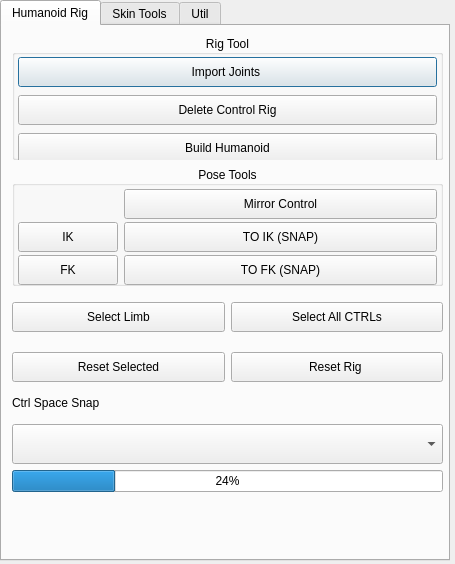
Old version of the form python/ui/tools_window.ui in the repository neilberard/AutoRig.
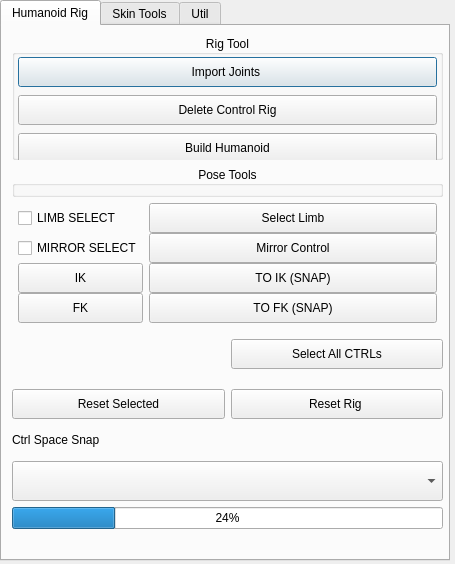
New version of the form. Icons and pictures are not drawn.

Commit message: Added Mirror select Checkbox and Limb select Checkbox

The edit to the form file:
```diff
--- a/python/ui/tools_window.ui
+++ b/python/ui/tools_window.ui
@@ -53,10 +53,10 @@
        <x>0</x>
        <y>3</y>
        <width>451</width>
-       <height>535</height>
+       <height>590</height>
       </rect>
      </property>
-     <layout class="QVBoxLayout" name="verticalLayout_2" stretch="0,0,0,0,0,0,0">
+     <layout class="QVBoxLayout" name="verticalLayout_2" stretch="0,0,0,0,0,0,0,0">
       <property name="sizeConstraint">
        <enum>QLayout::SetNoConstraint</enum>
       </property>
@@ -174,7 +174,7 @@
         <property name="minimumSize">
          <size>
           <width>0</width>
-          <height>120</height>
+          <height>0</height>
          </size>
         </property>
         <property name="title">
@@ -186,15 +186,9 @@
         <property name="flat">
          <bool>true</bool>
         </property>
-        <widget class="QWidget" name="gridLayoutWidget_5">
-         <property name="geometry">
-          <rect>
-           <x>0</x>
-           <y>20</y>
-           <width>431</width>
-           <height>102</height>
-          </rect>
-         </property>
+       </widget>
+      </item>
+      <item>
          <layout class="QGridLayout" name="gridLayout_4">
           <property name="sizeConstraint">
            <enum>QLayout::SetNoConstraint</enum>
@@ -214,45 +208,14 @@
           <property name="verticalSpacing">
            <number>0</number>
           </property>
-          <item row="2" column="1">
-           <widget class="QPushButton" name="btn_to_fk">
-            <property name="sizePolicy">
-             <sizepolicy hsizetype="Expanding" vsizetype="Fixed">
-              <horstretch>0</horstretch>
-              <verstretch>0</verstretch>
-             </sizepolicy>
-            </property>
-            <property name="minimumSize">
-             <size>
-              <width>200</width>
-              <height>30</height>
-             </size>
-            </property>
-            <property name="text">
-             <string>TO FK (SNAP)</string>
-            </property>
-           </widget>
-          </item>
-          <item row="1" column="1">
-           <widget class="QPushButton" name="btn_to_ik">
-            <property name="sizePolicy">
-             <sizepolicy hsizetype="Expanding" vsizetype="Fixed">
-              <horstretch>0</horstretch>
-              <verstretch>0</verstretch>
-             </sizepolicy>
-            </property>
-            <property name="minimumSize">
-             <size>
-              <width>200</width>
-              <height>30</height>
-             </size>
-            </property>
-            <property name="text">
-             <string>TO IK (SNAP)</string>
-            </property>
-           </widget>
-          </item>
           <item row="1" column="0">
+         <widget class="QCheckBox" name="chk_mirror_select">
+          <property name="text">
+           <string>MIRROR SELECT</string>
+          </property>
+         </widget>
+        </item>
+        <item row="2" column="0">
            <widget class="QPushButton" name="btn_ik">
             <property name="sizePolicy">
              <sizepolicy hsizetype="Preferred" vsizetype="Fixed">
@@ -271,7 +234,7 @@
             </property>
            </widget>
           </item>
-          <item row="2" column="0">
+        <item row="3" column="0">
            <widget class="QPushButton" name="btn_fk">
             <property name="sizePolicy">
              <sizepolicy hsizetype="Preferred" vsizetype="Fixed">
@@ -290,7 +253,65 @@
             </property>
            </widget>
           </item>
+        <item row="3" column="1">
+         <widget class="QPushButton" name="btn_to_fk">
+          <property name="sizePolicy">
+           <sizepolicy hsizetype="Expanding" vsizetype="Fixed">
+            <horstretch>0</horstretch>
+            <verstretch>0</verstretch>
+           </sizepolicy>
+          </property>
+          <property name="minimumSize">
+           <size>
+            <width>200</width>
+            <height>30</height>
+           </size>
+          </property>
+          <property name="text">
+           <string>TO FK (SNAP)</string>
+          </property>
+         </widget>
+        </item>
+        <item row="2" column="1">
+         <widget class="QPushButton" name="btn_to_ik">
+          <property name="sizePolicy">
+           <sizepolicy hsizetype="Expanding" vsizetype="Fixed">
+            <horstretch>0</horstretch>
+            <verstretch>0</verstretch>
+           </sizepolicy>
+          </property>
+          <property name="minimumSize">
+           <size>
+            <width>200</width>
+            <height>30</height>
+           </size>
+          </property>
+          <property name="text">
+           <string>TO IK (SNAP)</string>
+          </property>
+         </widget>
+        </item>
+        <item row="0" column="0">
+         <widget class="QCheckBox" name="chk_limb_select">
+          <property name="text">
+           <string>LIMB SELECT</string>
+          </property>
+         </widget>
+        </item>
           <item row="0" column="1">
+         <widget class="QPushButton" name="btn_select_limb">
+          <property name="minimumSize">
+           <size>
+            <width>0</width>
+            <height>30</height>
+           </size>
+          </property>
+          <property name="text">
+           <string>Select Limb</string>
+          </property>
+         </widget>
+        </item>
+        <item row="1" column="1">
            <widget class="QPushButton" name="btn_mirror_ctrls">
             <property name="minimumSize">
              <size>
@@ -304,8 +325,6 @@
            </widget>
           </item>
          </layout>
-        </widget>
-       </widget>
       </item>
       <item>
        <layout class="QGridLayout" name="gridLayout_6">
@@ -344,19 +363,6 @@
           </property>
          </widget>
         </item>
-        <item row="0" column="1">
-         <widget class="QPushButton" name="btn_select_limb">
-          <property name="minimumSize">
-           <size>
-            <width>0</width>
-            <height>30</height>
-           </size>
-          </property>
-          <property name="text">
-           <string>Select Limb</string>
-          </property>
-         </widget>
-        </item>
         <item row="1" column="1">
          <widget class="QPushButton" name="btn_reset_selected">
           <property name="minimumSize">
```
Lines whose indentation alone changed are shown as unchanged. The commit also changes 2 other files.
